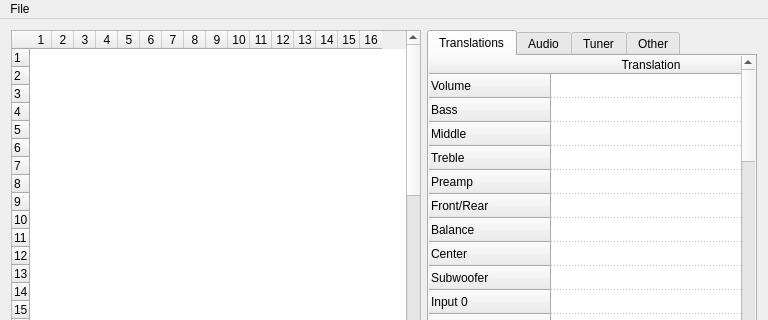
First picture: the form in editor/mainwindow.ui, repository WiseLord/ampcontrol, before the edit; both pictures show x 0 to 768 and y 0 to 320 of the 768 by 512 pixel window.
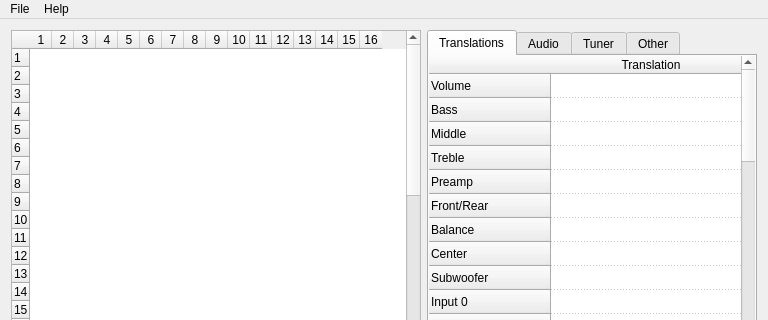
Second picture: the form after the edit. The open tabs and pages were chosen to show the change.

Commit message: editor: Added about menus.

Patch:
```diff
--- a/editor/mainwindow.ui
+++ b/editor/mainwindow.ui
@@ -2191,7 +2191,15 @@
     <addaction name="actionSaveEepromAs"/>
     <addaction name="actionLoadDefaultEeprom"/>
    </widget>
+   <widget class="QMenu" name="menuHelp">
+    <property name="title">
+     <string>Help</string>
+    </property>
+    <addaction name="actionAbout"/>
+    <addaction name="actionAboutQt"/>
+   </widget>
    <addaction name="menuFile"/>
+   <addaction name="menuHelp"/>
   </widget>
   <widget class="QStatusBar" name="statusBar"/>
   <action name="actionOpenEeprom">
```
Left out of the diff: 46 changed lines with no effect on the pictures. The commit also changes 8 other files.
